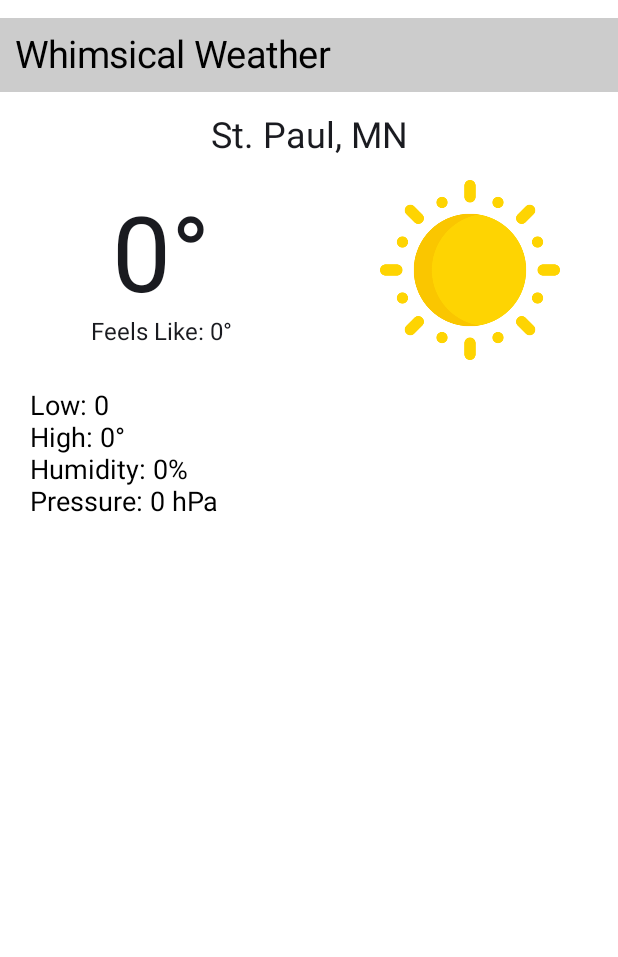
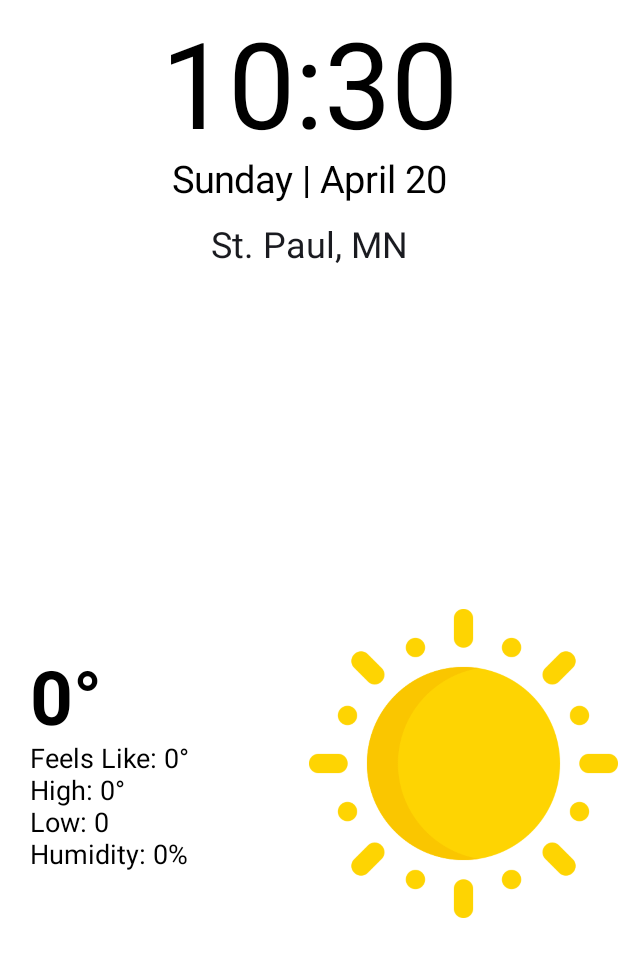
Before and after one commit to TrevorReedy/Whimsical_Weather, an Android app built with Jetpack Compose: the screen it shows after launch (MainActivity), on a phone screen of 412 x 824 dp. Shown: the top 957 px of the screen. Run offline under Robolectric (Android 15) with nearby library versions, the phone set to English and light mode, and no system bars; our stand-ins replace livedata-compose; libraries missing offline, so code that uses them is left out: com.jakewharton.retrofit2.

Commit message:
moved component around, also changed the values within weatherDetails component to include temperature and icon

```diff
--- a/app/src/main/java/com/example/whimsicalweather/MainActivity.kt
+++ b/app/src/main/java/com/example/whimsicalweather/MainActivity.kt
@@ -20,8 +20,8 @@ class MainActivity : ComponentActivity() {
 
         // Hardcoded latitude and longitude (replace with actual values)
         val lat =  44.95 // Example: St Paul
-        val lon = 93.09 // Example: St Paul
-        val apiKey : String = BuildConfig.API_KEY //REPLACE WITH YOUR API KEY AS A STRING "YOUR_API_KEY"
+        val lon = -93.09 // Example: St Paul
+        val apiKey : String = BuildConfig.API_KEY //REPLACE WITH YOUR API KEY AS A STRING => "YOUR_API_KEY"
         // Fetch weather data
         viewModel.fetchWeather(lat, lon, apiKey)
 
--- a/app/src/main/java/com/example/whimsicalweather/ui/screen/WeatherScreen.kt
+++ b/app/src/main/java/com/example/whimsicalweather/ui/screen/WeatherScreen.kt
@@ -6,10 +6,12 @@ import android.util.Log
 import androidx.compose.foundation.Image
 import androidx.compose.foundation.background
 import androidx.compose.foundation.layout.Arrangement
+import androidx.compose.foundation.layout.Box
 import androidx.compose.foundation.layout.Column
 import androidx.compose.foundation.layout.PaddingValues
 import androidx.compose.foundation.layout.Row
 import androidx.compose.foundation.layout.Spacer
+import androidx.compose.foundation.layout.fillMaxHeight
 import androidx.compose.foundation.layout.fillMaxSize
 import androidx.compose.foundation.layout.fillMaxWidth
 import androidx.compose.foundation.layout.height
@@ -17,22 +19,31 @@ import androidx.compose.foundation.layout.padding
 import androidx.compose.foundation.layout.size
 import androidx.compose.material3.Text
 import androidx.compose.runtime.Composable
+import androidx.compose.runtime.currentCompositionLocalContext
 import androidx.compose.runtime.getValue
 import androidx.compose.runtime.livedata.observeAsState
 import androidx.compose.ui.Alignment
 import androidx.compose.ui.Modifier
 import androidx.compose.ui.graphics.Color
+import androidx.compose.ui.input.pointer.motionEventSpy
 import androidx.compose.ui.platform.LocalContext
 import androidx.compose.ui.res.painterResource
 import androidx.compose.ui.res.stringResource
 import androidx.compose.ui.text.TextStyle
+import androidx.compose.ui.text.font.FontWeight
 import androidx.compose.ui.text.style.TextAlign
 import androidx.compose.ui.unit.dp
 import androidx.compose.ui.unit.sp
 import com.example.whimsicalweather.R
 import com.example.whimsicalweather.ui.viewmodel.WeatherViewModel
+import org.intellij.lang.annotations.JdkConstants.HorizontalAlignment
 
 import kotlin.math.roundToInt
+
+
+//clock functionallity
+
+import java.util.Calendar
 
 
 
@@ -64,7 +75,8 @@ fun WeatherScreen(viewModel: WeatherViewModel, innerPadding: PaddingValues = Pad
             .padding(innerPadding)
     ) {
         Spacer(modifier = Modifier.height(12.dp))
-        HeaderRow()
+//        HeaderRow()
+        Clock()
         DisplayWidget(
             temperature = temperature?.roundToInt(),
             cityName,
@@ -97,6 +109,66 @@ fun HeaderRow() {
     }
 }
 
+
+@Composable
+fun Clock(
+){
+    val calendar = Calendar.getInstance()
+
+    val hour = calendar.get(Calendar.HOUR_OF_DAY)
+    val minute = calendar.get(Calendar.MINUTE)
+    val second = calendar.get(Calendar.SECOND)
+
+
+    val unformatedMonth = calendar.get(Calendar.MONTH)
+    val monthsList = listOf("January", "February", "March", "April", "May", "June", "July", "August", "September", "October", "November", "December")
+    val month = monthsList[unformatedMonth]
+
+
+    val unformatedDay = calendar.get(Calendar.DAY_OF_WEEK)
+    val dayOfWeekList = listOf("Sunday", "Monday", "Tuesday", "Wednesday", "Thursday", "Friday", "Saturday")
+    val dayOfWeek = dayOfWeekList[unformatedDay - 1]
+
+    val day = calendar.get(Calendar.DAY_OF_MONTH)
+    Column () {
+
+        Row(
+            modifier = Modifier
+                .fillMaxWidth(),
+
+            horizontalArrangement = Arrangement.Center
+        ) {
+            Text(
+                text = stringResource(id = R.string.time, hour, minute),
+                modifier = Modifier,
+                style = TextStyle(
+                    fontSize = 80.sp,
+                    color = Color.Black,
+                    textAlign = TextAlign.Center
+
+                )
+            )
+        }
+        }
+
+        Row(
+            modifier = Modifier.fillMaxWidth(),
+            horizontalArrangement = Arrangement.Center // Center the child horizontally
+        ) {
+
+                Text(
+                    text = stringResource(id = R.string.date, dayOfWeek, month, day),
+                    style = TextStyle(
+                        fontSize = 25.sp,
+                        color = Color.Black,
+                        textAlign = TextAlign.Center
+
+                    )
+                )
+            }
+        }
+
+
 @Composable
 fun DisplayWidget(temperature: Int?,
                   cityName: String?,
@@ -117,23 +189,14 @@ fun DisplayWidget(temperature: Int?,
             modifier = Modifier.fillMaxWidth(),
             horizontalArrangement = Arrangement.SpaceAround,
             verticalAlignment = Alignment.CenterVertically
-        ) {
-            TempDisplay(
-                temperature = stringResource(id = R.string.temp_value, temperature ?: 0),
-                feelsLike = stringResource(id =  R.string.feels_like, feelsLike ?: 0)
         )
-            Image(
-                painter = painterResource(id = R.drawable.sun),
-                contentDescription = stringResource(id = R.string.weather_icon_desc),
-                modifier = Modifier.size(120.dp)
-            )
-        }
-        WeatherDetails(tempMin, tempMax, humidity, pressure)
+        {}
+        WeatherDetails(temperature, tempMin, tempMax, humidity, feelsLike)
     }
 }
 
 @Composable
-fun TempDisplay(temperature: String, feelsLike: String) {
+fun TempDisplay(temperature: String) {
     Column(
         modifier = Modifier
             .height(100.dp)
@@ -145,12 +208,6 @@ fun TempDisplay(temperature: String, feelsLike: String) {
             text = temperature,
             style = TextStyle(
                 fontSize = 70.sp
-            )
-        )
-        Text(
-            text = "$feelsLike",
-            style = TextStyle(
-                fontSize = 16.sp
             )
         )
     }
@@ -173,7 +230,7 @@ fun Location(lat: Double, lon: Double,cityName:String?) {
 }
 
 @Composable
-fun WeatherDetails(low: Int?, high: Int?, humidity: Int?, pressure: Int?) {
+fun WeatherDetails(temperature: Int?,low: Int?, high: Int?, humidity: Int?, feelsLike: Int?) {
 //    // Handle null values and format the strings
     val lowText = stringResource(
         id = R.string.low_temp,
@@ -190,33 +247,77 @@ fun WeatherDetails(low: Int?, high: Int?, humidity: Int?, pressure: Int?) {
         humidity ?: 0 // Default to 0 if null
     )
 ////
-    val pressureText = stringResource(
-        id = R.string.pressure,
-        pressure ?: 0 // Default to 0 if null
+    val temperatureText = stringResource(
+        id = R.string.temp_value,
+        temperature ?: 0 // Default to 0 if null
     )
+    val feelsLikeText = stringResource(
+        id =  R.string.feels_like,
+        feelsLike ?: 0)
 //
 //    // Create a list of details
 //    val details = listOf(lowText, highText, humidityText, pressureText)
 
 
-    val details = listOf(lowText, highText, humidityText, pressureText)
+    val details = listOf(feelsLikeText, highText,lowText, humidityText)
     // Display the details
+    Row(
+        modifier = Modifier.fillMaxWidth()
+            .fillMaxHeight()
+    ) {
         Column(
             modifier = Modifier
                 .background(Color.White)
-            .fillMaxWidth()
+                .weight(1f)
+                .fillMaxHeight()
                 .padding(20.dp),
-        horizontalAlignment = Alignment.CenterHorizontally
+//            horizontalAlignment = Alignment.CenterHorizontally,
+
+            verticalArrangement = Arrangement.Center
         ) {
+
+            Text(
+                text = temperatureText,
+                modifier = Modifier.fillMaxWidth(),
+                style = TextStyle(
+                    fontSize = 50.sp,
+                    color = Color.Black,
+                    fontWeight = FontWeight.Bold
+                )
+
+            )
+
+
+
             details.forEach { detail ->
                 Text(
                     text = detail,
                     modifier = Modifier.fillMaxWidth(),
                     style = TextStyle(
                         fontSize = 18.sp,
-                    color = Color.Black
+                        color = Color.Black,
+
                         )
                 )
             }
         }
+        Column(
+            modifier = Modifier
+                .weight(1f)
+
+                .background(Color.White),
+            horizontalAlignment = Alignment.CenterHorizontally,
+                verticalArrangement = Arrangement.Bottom
+
+        ) {
+            Image(
+                painter = painterResource(id = R.drawable.sun),
+                contentDescription = stringResource(id = R.string.weather_icon_desc),
+                modifier = Modifier.fillMaxSize(),
+
+            )
         }
+    }
+
+
+}
--- a/app/src/main/res/values/strings.xml
+++ b/app/src/main/res/values/strings.xml
@@ -18,4 +18,8 @@
     <string name="humidity">Humidity: %d%%</string>
     <string name="pressure">Pressure: %d hPa</string>
 
+    <!-- Weather Details -->
+    <string name="time">%02d:%02d</string>
+    <string name="date">%s | %s %d</string>
+
 </resources>
```
Lines whose indentation alone changed are shown as unchanged.
